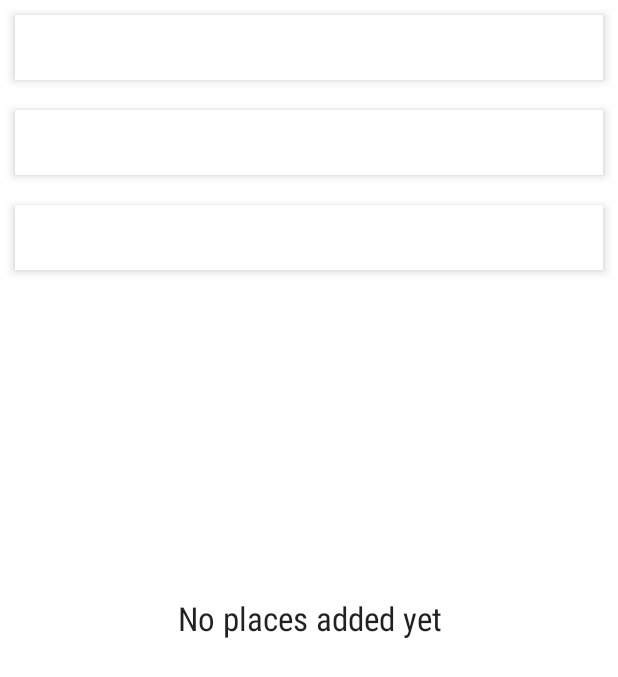
After one commit to KarthicK10/AND_Capstone, an Android app: the layout widget_places.xml on its own in the app's theme, with its tools: preview values and no code run, on a phone screen of 412 x 824 dp. The commit adds this screen. Shown: the top 677 px of the screen. Run offline under Robolectric (Android 15) with nearby library versions, the phone set to English and light mode, and no system bars.

Commit message:
feat: Widget.

```diff
--- a/GoPlaces/app/build.gradle
+++ b/GoPlaces/app/build.gradle
@@ -5,7 +5,7 @@ android {
     buildToolsVersion "25.0.2"
     defaultConfig {
         applicationId "com.example.karthick.goplaces"
-        minSdkVersion 15
+        minSdkVersion 16
         targetSdkVersion 25
         versionCode 1
         versionName "1.0"
--- a/GoPlaces/app/src/main/java/com/example/karthick/goplaces/data/PlacesDBHelper.java
+++ b/GoPlaces/app/src/main/java/com/example/karthick/goplaces/data/PlacesDBHelper.java
@@ -13,7 +13,7 @@ import android.database.sqlite.SQLiteOpenHelper;
 public class PlacesDBHelper extends SQLiteOpenHelper{
 
     // If you change the database schema, you must increment the database version.
-    private static final int DATABASE_VERSION = 1;
+    private static final int DATABASE_VERSION = 3;
 
     static final String DATABASE_NAME = "places.db";
 
--- a/GoPlaces/app/src/main/java/com/example/karthick/goplaces/data/PlacesProvider.java
+++ b/GoPlaces/app/src/main/java/com/example/karthick/goplaces/data/PlacesProvider.java
@@ -39,7 +39,7 @@ public class PlacesProvider extends ContentProvider {
                         null,
                         null,
                         null,
-                        null
+                        sortOrder
                 );
                 break;
             default:
--- /dev/null
+++ b/GoPlaces/app/src/main/res/layout/widget_places.xml
@@ -0,0 +1,33 @@
+<?xml version="1.0" encoding="utf-8"?>
+<LinearLayout xmlns:android="http://schemas.android.com/apk/res/android"
+    xmlns:tools="http://schemas.android.com/tools"
+    android:layout_width="match_parent"
+    android:layout_height="match_parent"
+    android:orientation="vertical">
+
+    <FrameLayout
+        android:layout_width="match_parent"
+        android:layout_height="0dp"
+        android:layout_weight="1"
+        android:background="@color/white"
+        >
+        <ListView
+            android:id="@+id/widget_list"
+            android:layout_width="match_parent"
+            android:layout_height="match_parent"
+            android:divider="@null"
+            android:dividerHeight="0dp"
+            android:background="@color/white"
+            tools:listitem="@layout/widget_places_list_item"/>
+        <TextView
+            android:id="@+id/widget_empty"
+            android:layout_width="match_parent"
+            android:layout_height="match_parent"
+            android:gravity="center"
+            android:fontFamily="sans-serif-condensed"
+            android:textAppearance="?android:textAppearanceLarge"
+            android:text="No places added yet"/>
+
+    </FrameLayout>
+
+</LinearLayout>
--- /dev/null
+++ b/GoPlaces/app/src/main/res/layout/widget_places_list_item.xml
@@ -0,0 +1,28 @@
+<?xml version="1.0" encoding="utf-8"?>
+<FrameLayout xmlns:android="http://schemas.android.com/apk/res/android"
+    xmlns:tools="http://schemas.android.com/tools"
+    android:id="@+id/widget_list_item"
+    android:orientation="vertical" android:layout_width="match_parent"
+    android:layout_height="match_parent">
+
+    <LinearLayout xmlns:android="http://schemas.android.com/apk/res/android"
+        android:orientation="horizontal"
+        android:layout_width="match_parent"
+        android:layout_height="wrap_content"
+        android:background="@drawable/touch_selector_white"
+        android:elevation="4dp"
+        android:layout_margin="10dp"
+        android:gravity="center">
+
+        <TextView
+            android:id="@+id/list_item_place_label"
+            android:layout_width="wrap_content"
+            android:layout_height="wrap_content"
+            android:fontFamily="sans-serif-light"
+            android:textColor="@color/primary_text"
+            android:textSize="32sp"
+            />
+
+    </LinearLayout>
+
+</FrameLayout>
```
Also changed, not shown: GoPlaces/app/src/main/AndroidManifest.xml (+17 -0 lines), GoPlaces/app/src/main/java/com/example/karthick/goplaces/ui/AddFragment.java (+15 -1 lines), GoPlaces/app/src/main/java/com/example/karthick/goplaces/widget/PlacesWidgetProvider.java (added, +84 -0 lines), GoPlaces/app/src/main/java/com/example/karthick/goplaces/widget/PlacesWidgetRemoteViewsService.java (added, +104 -0 lines), GoPlaces/app/src/main/res/xml/widget_info.xml (added, +13 -0 lines).
